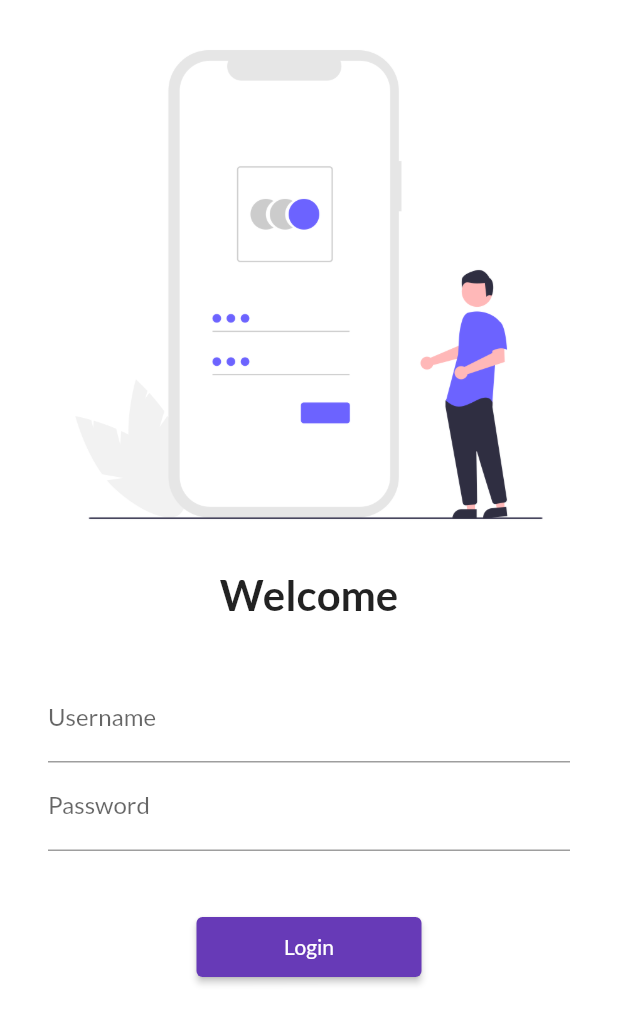
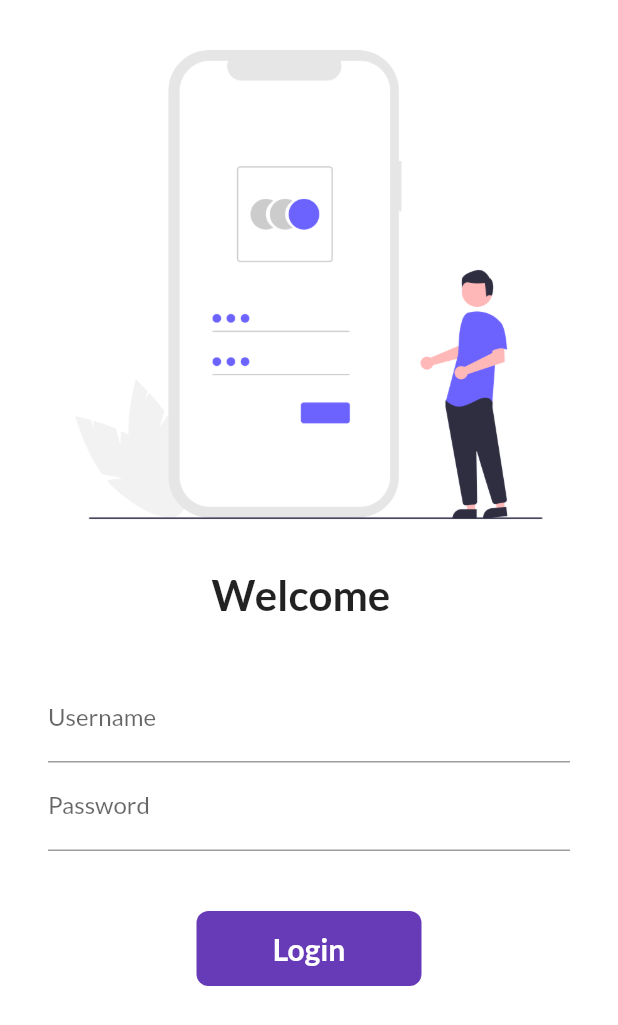
Before and after one commit to Varnitsaini12/Flutter, a Flutter app: the screen it shows after launch, on a phone screen of 412 x 824 dp. Shown: the top 1025 px of the screen. Run offline on Flutter 3.47's test engine with Material 2 defaults, Android fonts, the phone set to English and light mode, and no system bars; our stand-ins replace google_fonts.

Commit message:
day6 completed

```diff
--- a/lib/pages/login_page.dart
+++ b/lib/pages/login_page.dart
@@ -1,8 +1,16 @@
 import 'package:flutter/material.dart';
 import 'package:flutter_application_1/utils/routes.dart';
 
-class LoginPage extends StatelessWidget {
+class LoginPage extends StatefulWidget {
   const LoginPage({super.key});
+
+  @override
+  State<LoginPage> createState() => _LoginPageState();
+}
+
+class _LoginPageState extends State<LoginPage> {
+  String name = " ";
+  bool changeButton = false;
 
   @override
   Widget build(BuildContext context) {
@@ -15,8 +23,9 @@ class LoginPage extends StatelessWidget {
                 "assets/images/login_image.png",
                 fit: BoxFit.cover,
               ),
-              const Text(
-                "Welcome",
+              Text(
+                "Welcome $name",
+                // ignore: prefer_const_constructors
                 style: TextStyle(
                   fontSize: 28,
                   fontWeight: FontWeight.bold,
@@ -33,6 +42,10 @@ class LoginPage extends StatelessWidget {
                     TextFormField(
                       decoration: const InputDecoration(
                           hintText: "Enter username", labelText: "Username"),
+                      onChanged: (value) {
+                        name = value;
+                        setState(() {});
+                      },
                     ),
                     TextFormField(
                       obscureText: true,
@@ -42,13 +55,44 @@ class LoginPage extends StatelessWidget {
                     const SizedBox(
                       height: 40.0,
                     ),
-                    ElevatedButton(
-                      child: Text("Login"),
-                      style: TextButton.styleFrom(minimumSize: Size(150, 40)),
-                      onPressed: () {
+                    InkWell(
+                      onTap: () async {
+                        setState(()  {
+                          changeButton = true;
+                        });
+
+                        await Future.delayed(Duration(seconds : 1));
                         Navigator.pushNamed(context, MyRoutes.homeroute);
                       },
-                    ),
+                      child: AnimatedContainer(
+                        duration: Duration(seconds: 1),
+                        width: changeButton ? 50 : 150,
+                        height: 50,
+                        alignment: Alignment.center,
+                        decoration: BoxDecoration(
+                            color: Colors.deepPurple,
+                            // shape: changeButton?BoxShape.circle:BoxShape.rectangle
+                            // ),
+                            borderRadius:
+                                BorderRadius.circular(changeButton ? 50 : 8)),
+                        child: changeButton
+                            ? Icon(Icons.done, color: Colors.white)
+                            : Text(
+                                "Login",
+                                style: TextStyle(
+                                    color: Colors.white,
+                                    fontWeight: FontWeight.bold,
+                                    fontSize: 20),
+                              ),
+                      ),
+                    )
+                    // ElevatedButton(
+                    //   child: Text("Login"),
+                    //   style: TextButton.styleFrom(minimumSize: Size(150, 40)),
+                    //   onPressed: () {
+                    //     Navigator.pushNamed(context, MyRoutes.homeroute);
+                    //   },
+                    // ),
                   ],
                 ),
               ),
```
